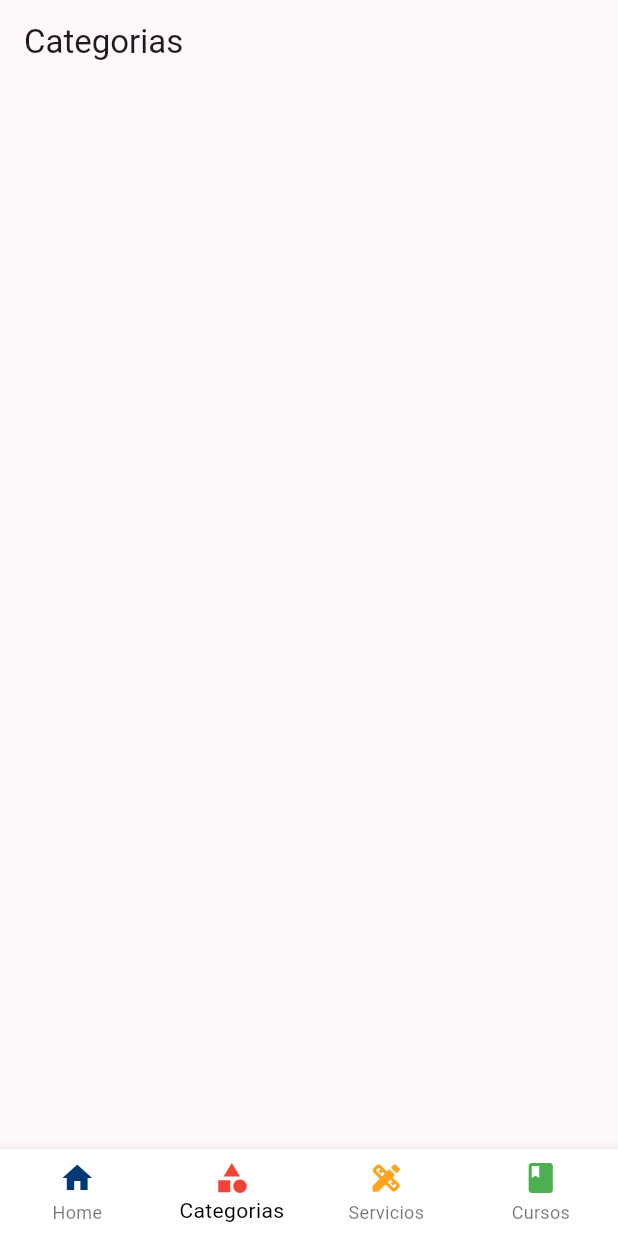
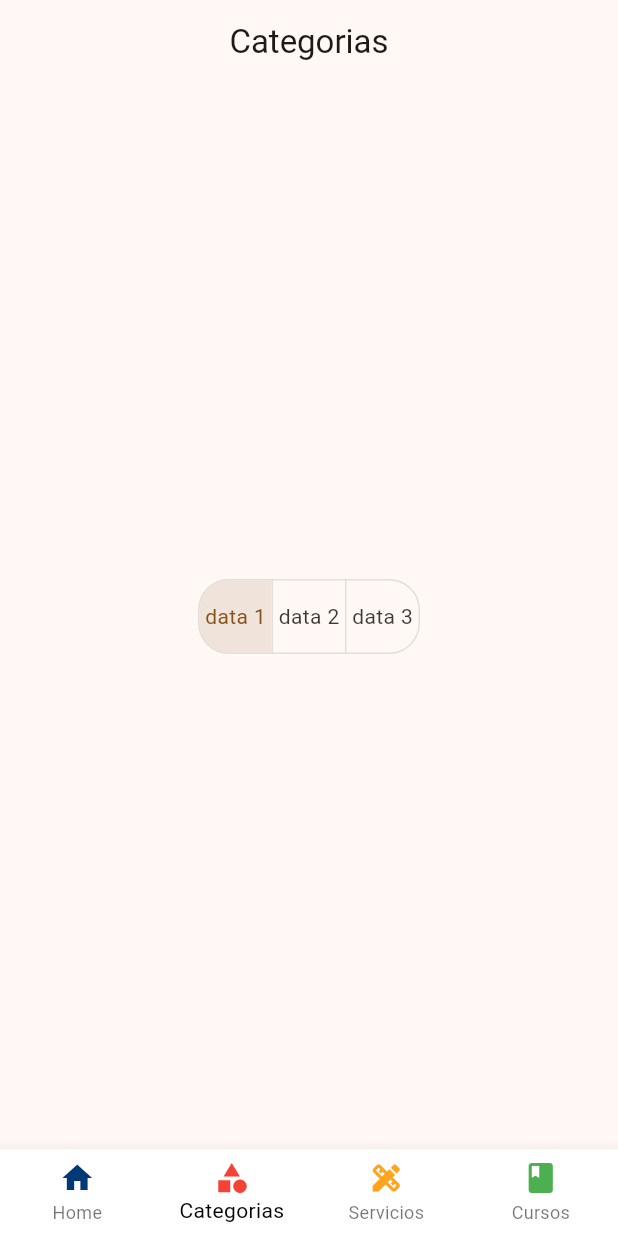
Before and after one commit to HarryOreLara/dicta-app, a Flutter app: the screen it shows after launch, swiped to page 2, on a phone screen of 412 x 824 dp. Run offline on Flutter 3.47's test engine with Material 2 defaults, Android fonts, the phone set to English and light mode, and no system bars; our stand-ins replace animate_do, card_swiper, go_router, google_fonts; network calls fail.

Commit message:
Terminando la interfaz principal

```diff
--- a/lib/config/theme/app_theme.dart
+++ b/lib/config/theme/app_theme.dart
@@ -1,62 +1,32 @@
-// import 'package:flutter/material.dart';
+import 'package:flutter/material.dart';
 
-// const colorList = <Color>[
-//   Color(0xFF003976),
-//   Colors.teal,
-//   Colors.green,
-//   Colors.red,
-//   Colors.purple,
-//   Colors.pinkAccent,
-//   Colors.orange
-// ];
-
-// class AppTheme {
-//   final int selectedColor;
-//   final bool mode;
-
-//   AppTheme({this.mode = false, this.selectedColor = 0})
-//       : assert(selectedColor >= 0, 'El color debe ser mayor que cero'),
-//         assert(selectedColor < colorList.length,
-//             'El color debe ser menor a la lista de colorres');
-
-//   ThemeData getTheme() => ThemeData(
-//       useMaterial3: true,
-//       brightness: mode ? Brightness.dark  : Brightness.light,
-//       colorSchemeSeed: colorList[selectedColor],
-//       appBarTheme: const AppBarTheme(centerTitle: true));
-
-//   AppTheme copyWith(
-//     {
-//       int? selectedColor,
-//       bool? mode
-//     }
-//   )=>AppTheme(
-//     selectedColor: selectedColor ?? this.selectedColor,
-//     mode: mode ?? this.mode
-//   );
-// }
-
-import 'package:flutter/material.dart';
-import 'package:google_fonts/google_fonts.dart';
-
-// class AppTheme{
-//   ThemeData getTheme()=> ThemeData(
-//     useMaterial3: true,
-//     colorSchemeSeed: const Color(0xFF2862F5)
-//   );
-// }
+const colorList = <Color>[
+  Color(0xFF003976),
+  Colors.teal,
+  Colors.green,
+  Colors.red,
+  Colors.purple,
+  Colors.pinkAccent,
+  Colors.orange,
+  Colors.pink,
+];
 
 class AppTheme {
+  final int selectedColor;
+  final bool mode;
 
-  final montserratFont = GoogleFonts.montserrat();
+  AppTheme({this.mode = false, this.selectedColor = 6})
+      : assert(selectedColor >= 0, 'El color debe ser mayor que cero'),
+        assert(selectedColor < colorList.length,
+            'El color debe ser menor a la lista de colorres');
 
+  ThemeData getTheme() => ThemeData(
+      useMaterial3: true,
+      brightness: mode ? Brightness.dark : Brightness.light,
+      colorSchemeSeed: colorList[selectedColor],
+      appBarTheme: const AppBarTheme(centerTitle: true));
 
-
-  ThemeData getTheme() {
-    const seedColor = Colors.black;
-    return ThemeData(
-        useMaterial3: true,
-        colorSchemeSeed: seedColor,
-        listTileTheme: const ListTileThemeData(iconColor: seedColor));
-  }
+  AppTheme copyWith({int? selectedColor, bool? mode}) => AppTheme(
+      selectedColor: selectedColor ?? this.selectedColor,
+      mode: mode ?? this.mode);
 }
--- a/lib/presentation/screens/categorias/categorias_screen.dart
+++ b/lib/presentation/screens/categorias/categorias_screen.dart
@@ -1,7 +1,14 @@
 import 'package:flutter/material.dart';
 
-class CategoriasScreen extends StatelessWidget {
+class CategoriasScreen extends StatefulWidget {
   const CategoriasScreen({super.key});
+
+  @override
+  State<CategoriasScreen> createState() => _CategoriasScreenState();
+}
+
+class _CategoriasScreenState extends State<CategoriasScreen> {
+  List<bool> _selections = [true, false, false];
 
   @override
   Widget build(BuildContext context) {
@@ -9,6 +16,26 @@ class CategoriasScreen extends StatelessWidget {
       appBar: AppBar(
         title: const Text("Categorias"),
       ),
+      body: Center(
+        child: ToggleButtons(
+          borderRadius: BorderRadius.circular(20.0),
+          isSelected: _selections,
+          onPressed: (index) {
+            setState(() {
+              for (int buttonIndex = 0;
+                  buttonIndex < _selections.length;
+                  buttonIndex++) {
+                _selections[buttonIndex] = buttonIndex == index;
+              }
+            });
+          },
+          children: const [
+            Text("data 1"),
+            Text("data 2"),
+            Text("data 3"),
+          ],
+        ),
+      ),
     );
   }
 }
--- a/lib/presentation/widgets/widgets.dart
+++ b/lib/presentation/widgets/widgets.dart
@@ -1,3 +1,9 @@
+export 'package:dicta_app/presentation/widgets/home/list_cards_vertical.dart';
+
+export 'package:dicta_app/presentation/widgets/home/information_slideshow.dart';
+
+export 'package:dicta_app/presentation/widgets/home/information_horizontal_listview.dart';
+
 export 'package:dicta_app/presentation/widgets/clippers/custom_clipper.dart';
 
 export 'package:dicta_app/presentation/widgets/shared/custon_drawer_sidebar.dart';
--- a/pubspec.yaml
+++ b/pubspec.yaml
@@ -8,8 +8,13 @@ environment:
 
 dependencies:
   animate_do: ^3.1.2
+  bloc: ^8.1.2
+  card_swiper: ^3.0.1
+  cupertino_icons: ^1.0.6
   flutter:
     sdk: flutter
+  flutter_bloc: ^8.1.3
+  flutter_switch: ^0.3.2
   go_router: ^11.1.1
   google_fonts: ^6.1.0
 
```
Also changed, not shown: lib/presentation/screens/home/home_screen.dart (+22 -6 lines), lib/presentation/widgets/home/information_horizontal_listview.dart (added, +69 -0 lines), lib/presentation/widgets/home/information_slideshow.dart (added, +63 -0 lines), lib/presentation/widgets/home/list_cards_vertical.dart (added, +91 -0 lines), pubspec.lock.
